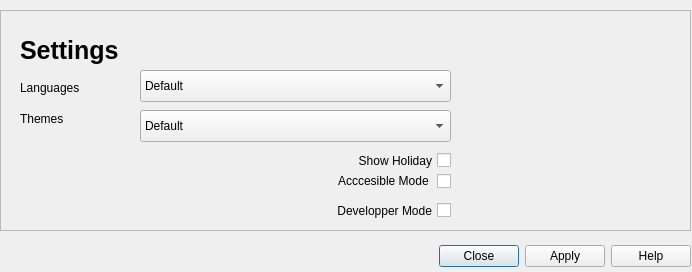
The window that src/settingDialog.ui (xgui4/LCE-Qt-Launcher) describes before a commit, drawn with Qt 5.
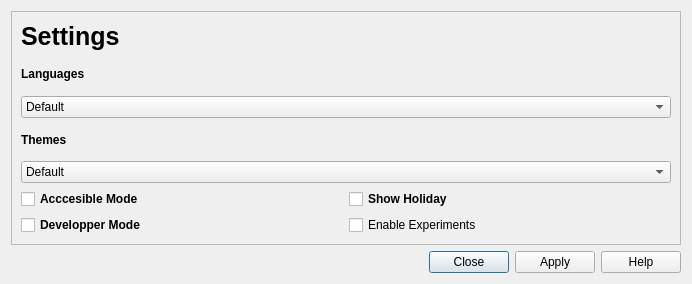
The same window after the commit. Icons and pictures are not drawn.

Commit message: update verdssions to 26.05.12 , update ui, add start of experiments, updates arch packages and improvement of code. and fix bsd helper

```diff
--- a/src/settingDialog.ui
+++ b/src/settingDialog.ui
@@ -7,130 +7,68 @@
     <x>0</x>
     <y>0</y>
     <width>692</width>
-    <height>272</height>
+    <height>284</height>
    </rect>
   </property>
   <property name="windowTitle">
    <string>Dialog</string>
   </property>
-  <widget class="QDialogButtonBox" name="settingsOptions">
-   <property name="geometry">
-    <rect>
-     <x>430</x>
-     <y>240</y>
-     <width>261</width>
-     <height>32</height>
-    </rect>
-   </property>
-   <property name="orientation">
-    <enum>Qt::Orientation::Horizontal</enum>
-   </property>
-   <property name="standardButtons">
-    <set>QDialogButtonBox::StandardButton::Apply|QDialogButtonBox::StandardButton::Close|QDialogButtonBox::StandardButton::Help</set>
-   </property>
-  </widget>
-  <widget class="QFrame" name="frame">
-   <property name="geometry">
-    <rect>
-     <x>0</x>
-     <y>10</y>
-     <width>691</width>
-     <height>221</height>
-    </rect>
-   </property>
+  <property name="windowIcon">
+   <iconset resource="../res.qrc">
+    <normaloff>:/assets/gear.gif</normaloff>:/assets/gear.gif</iconset>
+  </property>
+  <layout class="QVBoxLayout" name="verticalLayout">
+   <item>
+    <widget class="QFrame" name="settingFrame">
    <property name="frameShape">
     <enum>QFrame::Shape::StyledPanel</enum>
    </property>
    <property name="frameShadow">
     <enum>QFrame::Shadow::Raised</enum>
    </property>
-   <widget class="QLabel" name="settingLabel">
-    <property name="geometry">
-     <rect>
-      <x>20</x>
-      <y>20</y>
-      <width>551</width>
-      <height>41</height>
-     </rect>
-    </property>
+     <layout class="QGridLayout" name="gridLayout">
+      <item row="8" column="0">
+       <widget class="QCheckBox" name="accesibilitycheckBox">
     <property name="font">
      <font>
-      <pointsize>19</pointsize>
       <bold>true</bold>
      </font>
     </property>
-    <property name="text">
-     <string>Settings</string>
-    </property>
-   </widget>
-   <widget class="QLabel" name="LanguagesComboBoxlabel">
-    <property name="geometry">
-     <rect>
-      <x>20</x>
-      <y>70</y>
-      <width>81</width>
-      <height>16</height>
-     </rect>
-    </property>
-    <property name="text">
-     <string>Languages</string>
-    </property>
-   </widget>
-   <widget class="QComboBox" name="languagesComboBox">
-    <property name="geometry">
-     <rect>
-      <x>140</x>
-      <y>60</y>
-      <width>311</width>
-      <height>32</height>
-     </rect>
-    </property>
-    <property name="font">
-     <font>
-      <bold>false</bold>
-     </font>
-    </property>
-    <property name="currentText">
-     <string comment="default" extracomment="default">Default</string>
-    </property>
-    <item>
+        <property name="accessibleName">
+         <string>acccesbilityToggle</string>
+        </property>
+        <property name="accessibleDescription">
+         <string>Toggle the Accessibility Mode</string>
+        </property>
+        <property name="accessibleIdentifier">
+         <string>acccesbilityToggle</string>
+        </property>
+        <property name="layoutDirection">
+         <enum>Qt::LayoutDirection::LeftToRight</enum>
+        </property>
      <property name="text">
-      <string>Default</string>
-     </property>
-    </item>
-    <item>
-     <property name="text">
-      <string>English</string>
-     </property>
-    </item>
-    <item>
+         <string>Acccesible Mode </string>
+        </property>
+        <property name="icon">
+         <iconset theme="preferences-desktop-accessibility"/>
+        </property>
+       </widget>
+      </item>
+      <item row="1" column="1">
+       <widget class="QLabel" name="settingIcon">
      <property name="text">
-      <string>French</string>
-     </property>
-    </item>
-   </widget>
-   <widget class="QLabel" name="themesComboBoxLabel">
-    <property name="geometry">
-     <rect>
-      <x>20</x>
-      <y>100</y>
-      <width>54</width>
-      <height>17</height>
-     </rect>
-    </property>
-    <property name="text">
-     <string>Themes</string>
-    </property>
-   </widget>
+         <string/>
+        </property>
+        <property name="pixmap">
+         <pixmap resource="../res.qrc">:/assets/gear.gif</pixmap>
+        </property>
+        <property name="alignment">
+         <set>Qt::AlignmentFlag::AlignRight|Qt::AlignmentFlag::AlignTrailing|Qt::AlignmentFlag::AlignVCenter</set>
+        </property>
+       </widget>
+      </item>
+      <item row="6" column="0" colspan="2">
    <widget class="QComboBox" name="themesComboBox">
-    <property name="geometry">
-     <rect>
-      <x>140</x>
-      <y>100</y>
-      <width>311</width>
-      <height>32</height>
-     </rect>
-    </property>
     <property name="whatsThis">
      <string>Set The App Thene</string>
     </property>
@@ -169,20 +107,106 @@
      </property>
     </item>
    </widget>
+      </item>
+      <item row="3" column="0">
+       <widget class="QLabel" name="LanguagesComboBoxlabel">
+        <property name="font">
+         <font>
+          <bold>true</bold>
+         </font>
+        </property>
+        <property name="text">
+         <string>Languages</string>
+        </property>
+       </widget>
+      </item>
+      <item row="4" column="0" colspan="2">
+       <widget class="QComboBox" name="languagesComboBox">
+        <property name="font">
+         <font>
+          <bold>false</bold>
+         </font>
+        </property>
+        <property name="currentText">
+         <string comment="default" extracomment="default">Default</string>
+        </property>
+        <item>
+         <property name="text">
+          <string>Default</string>
+         </property>
+        </item>
+        <item>
+         <property name="text">
+          <string>English</string>
+         </property>
+        </item>
+        <item>
+         <property name="text">
+          <string>French</string>
+         </property>
+        </item>
+       </widget>
+      </item>
+      <item row="11" column="0">
+       <widget class="QCheckBox" name="developperModeDheckBox">
+        <property name="enabled">
+         <bool>true</bool>
+        </property>
+        <property name="font">
+         <font>
+          <bold>true</bold>
+          <hintingpreference>PreferFullHinting</hintingpreference>
+         </font>
+        </property>
+        <property name="accessibleName">
+         <string>Check Developper Mode</string>
+        </property>
+        <property name="accessibleDescription">
+         <string>Check Developper Mode</string>
+        </property>
+        <property name="accessibleIdentifier">
+         <string>checkboxDevMode</string>
+        </property>
+        <property name="layoutDirection">
+         <enum>Qt::LayoutDirection::LeftToRight</enum>
+        </property>
+        <property name="text">
+         <string>Developper Mode</string>
+        </property>
+        <property name="icon">
+         <iconset theme="QIcon::ThemeIcon::Computer"/>
+        </property>
+        <property name="checkable">
+         <bool>true</bool>
+        </property>
+        <property name="checked">
+         <bool>false</bool>
+        </property>
+        <property name="tristate">
+         <bool>false</bool>
+        </property>
+       </widget>
+      </item>
+      <item row="5" column="0">
+       <widget class="QLabel" name="themesComboBoxLabel">
+        <property name="font">
+         <font>
+          <bold>true</bold>
+         </font>
+        </property>
+        <property name="text">
+         <string>Themes</string>
+        </property>
+       </widget>
+      </item>
+      <item row="8" column="1">
    <widget class="QCheckBox" name="holydayDheckBox">
     <property name="enabled">
      <bool>true</bool>
     </property>
-    <property name="geometry">
-     <rect>
-      <x>20</x>
-      <y>140</y>
-      <width>431</width>
-      <height>21</height>
-     </rect>
-    </property>
     <property name="font">
      <font>
+          <bold>true</bold>
       <hintingpreference>PreferFullHinting</hintingpreference>
      </font>
     </property>
@@ -196,7 +220,7 @@
      <string>checkboxHoliday</string>
     </property>
     <property name="layoutDirection">
-     <enum>Qt::LayoutDirection::RightToLeft</enum>
+         <enum>Qt::LayoutDirection::LeftToRight</enum>
     </property>
     <property name="text">
      <string>Show Holiday</string>
@@ -211,99 +235,44 @@
      <bool>false</bool>
     </property>
    </widget>
-   <widget class="QCheckBox" name="developperModeDheckBox">
-    <property name="enabled">
-     <bool>true</bool>
-    </property>
-    <property name="geometry">
-     <rect>
-      <x>20</x>
-      <y>190</y>
-      <width>431</width>
-      <height>21</height>
-     </rect>
-    </property>
+      </item>
+      <item row="1" column="0">
+       <widget class="QLabel" name="settingLabel">
     <property name="font">
      <font>
-      <hintingpreference>PreferFullHinting</hintingpreference>
-     </font>
-    </property>
-    <property name="accessibleName">
-     <string>Check Developper Mode</string>
-    </property>
-    <property name="accessibleDescription">
-     <string>Check Developper Mode</string>
-    </property>
-    <property name="accessibleIdentifier">
-     <string>checkboxDevMode</string>
-    </property>
-    <property name="layoutDirection">
-     <enum>Qt::LayoutDirection::RightToLeft</enum>
-    </property>
+          <pointsize>19</pointsize>
+          <bold>true</bold>
+         </font>
+        </property>
     <property name="text">
-     <string>Developper Mode</string>
-    </property>
-    <property name="icon">
-     <iconset theme="QIcon::ThemeIcon::Computer"/>
-    </property>
-    <property name="checkable">
-     <bool>true</bool>
-    </property>
-    <property name="checked">
-     <bool>false</bool>
-    </property>
-    <property name="tristate">
-     <bool>false</bool>
-    </property>
-   </widget>
-   <widget class="QLabel" name="gearIconlabel">
-    <property name="geometry">
-     <rect>
-      <x>490</x>
-      <y>30</y>
-      <width>181</width>
-      <height>141</height>
-     </rect>
-    </property>
+         <string>Settings</string>
+        </property>
+       </widget>
+      </item>
+      <item row="11" column="1">
+       <widget class="QCheckBox" name="enableExperimentscheckBox">
     <property name="text">
-     <string/>
-    </property>
-    <property name="pixmap">
-     <pixmap resource="../res.qrc">:/assets/gear.gif</pixmap>
-    </property>
-    <property name="scaledContents">
-     <bool>true</bool>
-    </property>
-   </widget>
-   <widget class="QCheckBox" name="accesibilitycheckBox">
-    <property name="geometry">
-     <rect>
-      <x>30</x>
-      <y>160</y>
-      <width>421</width>
-      <height>22</height>
-     </rect>
-    </property>
-    <property name="accessibleName">
-     <string>acccesbilityToggle</string>
-    </property>
-    <property name="accessibleDescription">
-     <string>Toggle the Accessibility Mode</string>
-    </property>
-    <property name="accessibleIdentifier">
-     <string>acccesbilityToggle</string>
-    </property>
-    <property name="layoutDirection">
-     <enum>Qt::LayoutDirection::RightToLeft</enum>
-    </property>
-    <property name="text">
-     <string>Acccesible Mode </string>
-    </property>
-    <property name="icon">
-     <iconset theme="preferences-desktop-accessibility"/>
-    </property>
-   </widget>
-  </widget>
+         <string>Enable Experiments</string>
+        </property>
+        <property name="icon">
+         <iconset theme="QIcon::ThemeIcon::DialogWarning"/>
+        </property>
+       </widget>
+      </item>
+     </layout>
+    </widget>
+   </item>
+   <item>
+    <widget class="QDialogButtonBox" name="settingsOptions">
+     <property name="orientation">
+      <enum>Qt::Orientation::Horizontal</enum>
+     </property>
+     <property name="standardButtons">
+      <set>QDialogButtonBox::StandardButton::Apply|QDialogButtonBox::StandardButton::Close|QDialogButtonBox::StandardButton::Help</set>
+     </property>
+    </widget>
+   </item>
+  </layout>
  </widget>
  <resources>
   <include location="../res.qrc"/>
```
Left out of the diff: 2 changed lines with no effect on the pictures. Lines whose indentation alone changed are shown as unchanged. The commit also changes 20 other files.
